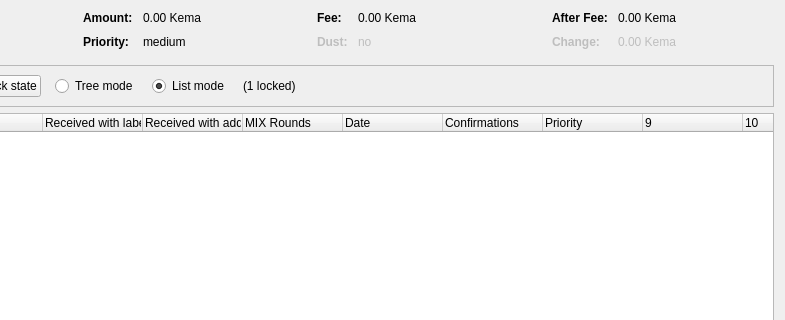
First picture: the form in src/qt/forms/coincontroldialog.ui, repository wmcorless/kema, before the edit; both pictures show x 169 to 954 and y 0 to 320 of the 954 by 500 pixel window.
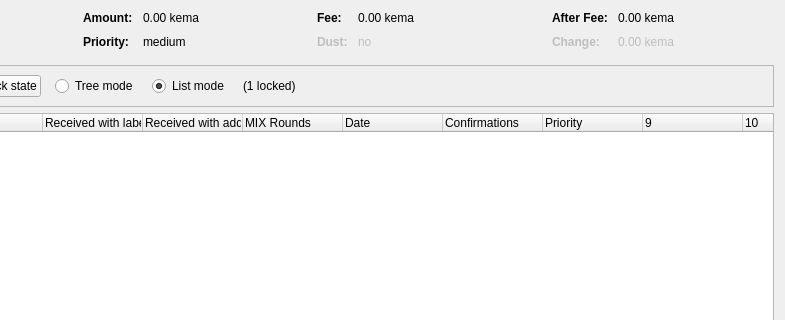
Second picture: the form after the edit. Custom widgets are drawn as their Qt base class.

Patch:
```diff
--- a/src/qt/forms/coincontroldialog.ui
+++ b/src/qt/forms/coincontroldialog.ui
@@ -132,7 +132,7 @@
           <enum>Qt::ActionsContextMenu</enum>
          </property>
          <property name="text">
-          <string notr="true">0.00 Kema</string>
+          <string notr="true">0.00 kema</string>
          </property>
          <property name="textInteractionFlags">
           <set>Qt::LinksAccessibleByMouse|Qt::TextSelectableByKeyboard|Qt::TextSelectableByMouse</set>
@@ -206,7 +206,7 @@
           <enum>Qt::ActionsContextMenu</enum>
          </property>
          <property name="text">
-          <string notr="true">0.00 Kema</string>
+          <string notr="true">0.00 kema</string>
          </property>
          <property name="textInteractionFlags">
           <set>Qt::LinksAccessibleByMouse|Qt::TextSelectableByKeyboard|Qt::TextSelectableByMouse</set>
@@ -286,7 +286,7 @@
           <enum>Qt::ActionsContextMenu</enum>
          </property>
          <property name="text">
-          <string notr="true">0.00 Kema</string>
+          <string notr="true">0.00 kema</string>
          </property>
          <property name="textInteractionFlags">
           <set>Qt::LinksAccessibleByMouse|Qt::TextSelectableByKeyboard|Qt::TextSelectableByMouse</set>
@@ -321,7 +321,7 @@
           <enum>Qt::ActionsContextMenu</enum>
          </property>
          <property name="text">
-          <string notr="true">0.00 Kema</string>
+          <string notr="true">0.00 kema</string>
          </property>
          <property name="textInteractionFlags">
           <set>Qt::LinksAccessibleByMouse|Qt::TextSelectableByKeyboard|Qt::TextSelectableByMouse</set>
```
